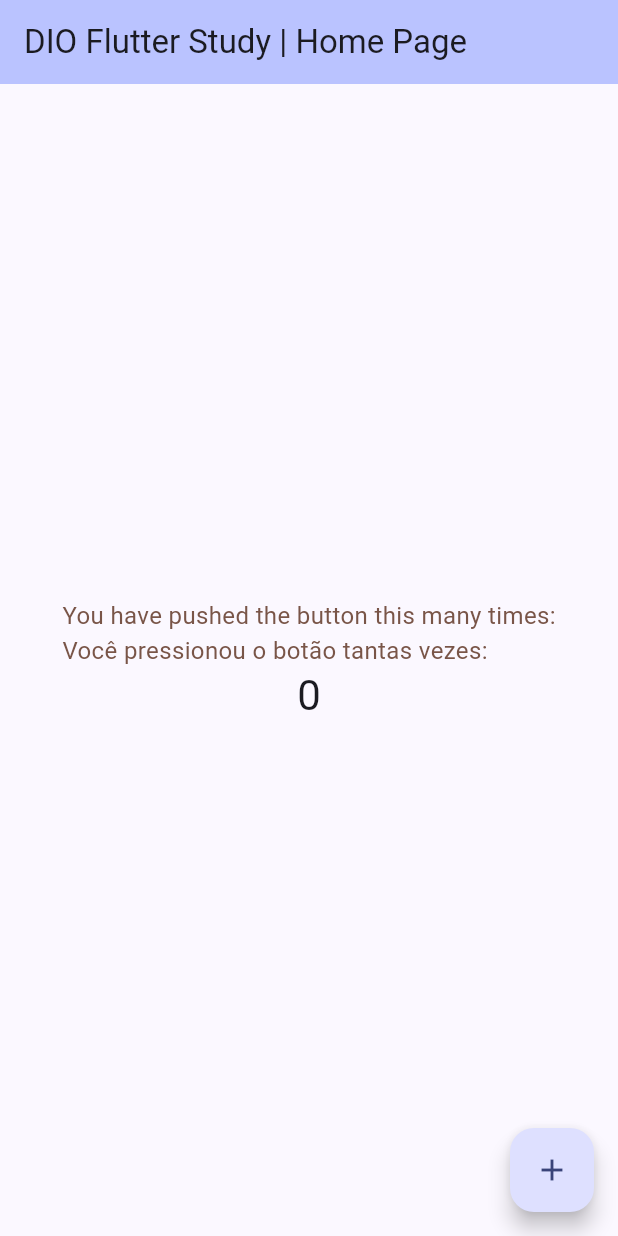
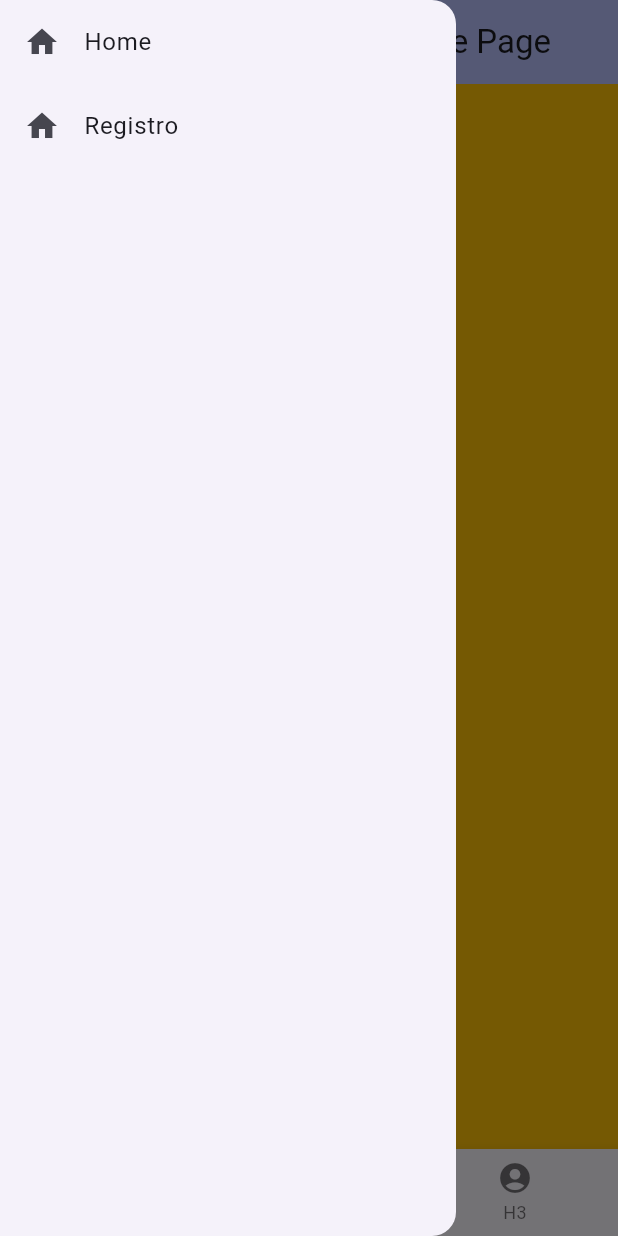
Before and after one commit to ricardoluz/dio-flutter, a Flutter app: the screen it shows after launch, with the side drawer open (before the commit the screen has no drawer), on a phone screen of 412 x 824 dp. Run offline on Flutter 3.47's test engine with Material 3 defaults, Android fonts, the phone set to English and light mode, and no system bars.

Commit message:
Using PageView and customizing AppBar

```diff
--- a/lib/main.dart
+++ b/lib/main.dart
@@ -1,121 +1,7 @@
 import 'package:flutter/material.dart';
 
+import 'my_app.dart';
+
 void main() {
-  runApp(const MyApp());
+  runApp(const MyApp() as Widget);
 }
-
-class MyApp extends StatelessWidget {
-  const MyApp({super.key});
-
-  // This widget is the root of your application.
-  @override
-  Widget build(BuildContext context) {
-    return MaterialApp(
-      title: 'DIO Flutter Study',
-      theme: ThemeData(
-        // This is the theme of your application.
-        //
-        // TRY THIS: Try running your application with "flutter run". You'll see
-        // the application has a blue toolbar. Then, without quitting the app,
-        // try changing the seedColor in the colorScheme below to Colors.green
-        // and then invoke "hot reload" (save your changes or press the "hot
-        // reload" button in a Flutter-supported IDE, or press "r" if you used
-        // the command line to start the app).
-        //
-        // Notice that the counter didn't reset back to zero; the application
-        // state is not lost during the reload. To reset the state, use hot
-        // restart instead.
-        //
-        // This works for code too, not just values: Most code changes can be
-        // tested with just a hot reload.
-        colorScheme: ColorScheme.fromSeed(seedColor: Colors.indigo),
-        useMaterial3: true,
-      ),
-      home: const MyHomePage(title: 'DIO Flutter Study | Home Page'),
-    );
-  }
-}
-
-class MyHomePage extends StatefulWidget {
-  const MyHomePage({super.key, required this.title});
-
-  // This widget is the home page of your application. It is stateful, meaning
-  // that it has a State object (defined below) that contains fields that affect
-  // how it looks.
-
-  // This class is the configuration for the state. It holds the values (in this
-  // case the title) provided by the parent (in this case the App widget) and
-  // used by the build method of the State. Fields in a Widget subclass are
-  // always marked "final".
-
-  final String title;
-
-  @override
-  State<MyHomePage> createState() => _MyHomePageState();
-}
-
-class _MyHomePageState extends State<MyHomePage> {
-  int _counter = 0;
-
-  void _incrementCounter() {
-    setState(() {
-      _counter++;
-    });
-  }
-
-  @override
-  Widget build(BuildContext context) {
-    // This method is rerun every time setState is called, for instance as done
-    // by the _incrementCounter method above.
-    //
-    // The Flutter framework has been optimized to make rerunning build methods
-    // fast, so that you can just rebuild anything that needs updating rather
-    // than having to individually change instances of widgets.
-    return Scaffold(
-      appBar: AppBar(
-        // TRY THIS: Try changing the color here to a specific color (to
-        // Colors.amber, perhaps?) and trigger a hot reload to see the AppBar
-        // change color while the other colors stay the same.
-        backgroundColor: Theme.of(context).colorScheme.inversePrimary,
-        // Here we take the value from the MyHomePage object that was created by
-        // the App.build method, and use it to set our appbar title.
-        title: Text(widget.title),
-      ),
-      body: Center(
-        // Center is a layout widget. It takes a single child and positions it
-        // in the middle of the parent.
-        child: Column(
-          // Column is also a layout widget. It takes a list of children and
-          // arranges them vertically. By default, it sizes itself to fit its
-          // children horizontally, and tries to be as tall as its parent.
-          //
-          // Column has various properties to control how it sizes itself and
-          // how it positions its children. Here we use mainAxisAlignment to
-          // center the children vertically; the main axis here is the vertical
-          // axis because Columns are vertical (the cross axis would be
-          // horizontal).
-          //
-          // TRY THIS: Invoke "debug painting" (choose the "Toggle Debug Paint"
-          // action in the IDE, or press "p" in the console), to see the
-          // wireframe for each widget.
-          mainAxisAlignment: MainAxisAlignment.center,
-          children: <Widget>[
-            const Text(
-              'You have pushed the button this many times:\nVocê pressionou o botão tantas vezes:',
-              style: TextStyle(color: Colors.brown, fontSize: 16.0),
-            ),
-            Text(
-              '$_counter',
-              style: Theme.of(context).textTheme.headlineMedium,
-            ),
-          ],
-        ),
-      ),
-      floatingActionButton: FloatingActionButton(
-        onPressed: _incrementCounter,
-        tooltip: 'Increment',
-        child: const Icon(Icons.add),
-      ), // This trailing comma makes auto-formatting nicer for build methods.
-    );
-  }
-}
--- /dev/null
+++ b/lib/my_app.dart
@@ -0,0 +1,32 @@
+import 'package:dio_flutter_study/screens/registrationData_screen.dart';
+import 'package:flutter/material.dart';
+
+import 'screens/home_screen.dart';
+
+class MyApp extends StatelessWidget {
+  const MyApp({super.key});
+
+  // This widget is the root of your application.
+  @override
+  Widget build(BuildContext context) {
+    return SafeArea(
+      child: MaterialApp(
+        title: 'DIO Flutter Study',
+        theme: ThemeData(
+          colorScheme: ColorScheme.fromSeed(seedColor: Colors.indigo),
+          useMaterial3: true,
+        ),
+        initialRoute: "home",
+        routes: {
+          "home": (context) => const MyHomePage(
+                title: 'DIO Flutter Study | Home Page',
+              ),
+          "registration": (context) => const RegistrationDataScreen(
+                title: "Registro",
+                data: [],
+              ),
+        },
+      ),
+    );
+  }
+}
--- /dev/null
+++ b/lib/screens/home_screen.dart
@@ -0,0 +1,64 @@
+import 'package:dio_flutter_study/screens/pageviews/pageview_01.dart';
+import 'package:dio_flutter_study/screens/pageviews/pageview_02.dart';
+import 'package:dio_flutter_study/screens/pageviews/pageview_03.dart';
+import 'package:dio_flutter_study/widgets/custom_AppBar.dart';
+import 'package:flutter/material.dart';
+
+class MyHomePage extends StatefulWidget {
+  const MyHomePage({super.key, required this.title});
+
+  final String title;
+
+  @override
+  State<MyHomePage> createState() => _MyHomePageState();
+}
+
+class _MyHomePageState extends State<MyHomePage> {
+  int currentPage = 0;
+  PageController pageController = PageController(initialPage: 0);
+
+  @override
+  Widget build(BuildContext context) {
+    return Scaffold(
+      // appBar: AppBar(
+      //   backgroundColor: Theme.of(context).colorScheme.inversePrimary,
+      //   title: Text(widget.title),
+      // ),
+      appBar: CustomAppbar(title: widget.title),
+      drawer: const CustomDrawer(),
+      body: Column(
+        children: [
+          Expanded(
+            child: PageView(
+              controller: pageController,
+              onPageChanged: (value) {
+                setState(() {
+                  currentPage = value;
+                });
+              },
+              children: const [
+                PageView01(),
+                PageView02(),
+                PageView03(),
+              ],
+            ),
+          ),
+          BottomNavigationBar(
+            currentIndex: currentPage,
+            onTap: (value) {
+              pageController.jumpToPage(value);
+            },
+            items: const [
+              BottomNavigationBarItem(
+                  label: "H1", icon: Icon(Icons.account_circle)),
+              BottomNavigationBarItem(
+                  label: "H2", icon: Icon(Icons.account_circle)),
+              BottomNavigationBarItem(
+                  label: "H3", icon: Icon(Icons.account_circle)),
+            ],
+          )
+        ],
+      ),
+    );
+  }
+}
--- /dev/null
+++ b/lib/screens/pageviews/pageview_01.dart
@@ -0,0 +1,20 @@
+import 'package:flutter/material.dart';
+
+class PageView01 extends StatefulWidget {
+  const PageView01({super.key});
+
+  @override
+  State<PageView01> createState() => _PageView01State();
+}
+
+class _PageView01State extends State<PageView01> {
+  @override
+  Widget build(BuildContext context) {
+    return Container(
+      color: Colors.amber,
+      child: const Center(
+        child: Text("Pag 1"),
+      ),
+    );
+  }
+}
--- /dev/null
+++ b/lib/widgets/custom_AppBar.dart
@@ -0,0 +1,59 @@
+import 'package:flutter/material.dart';
+
+class CustomAppbar extends StatelessWidget implements PreferredSizeWidget {
+  final String title;
+
+  const CustomAppbar({
+    super.key,
+    required this.title,
+  });
+
+  @override
+  Widget build(BuildContext context) {
+    return AppBar(
+      backgroundColor: Theme.of(context).colorScheme.inversePrimary,
+      title: Text(title),
+    );
+  }
+
+  @override
+  Size get preferredSize => const Size.fromHeight(kToolbarHeight);
+}
+
+class CustomDrawer extends StatelessWidget {
+  const CustomDrawer({
+    super.key,
+  });
+
+  @override
+  Widget build(BuildContext context) {
+    return Drawer(
+      child: ListView(
+        children: [
+          // ListTile(
+          //   leading: const Icon(Icons.logout),
+          //   title: const Text("Logout"),
+          //   onTap: () {
+          //     logout();
+          //   },
+          // ),
+          ListTile(
+            leading: const Icon(Icons.home),
+            title: const Text("Home"),
+            onTap: () {
+              Navigator.pushReplacementNamed(context, 'home');
+            },
+          ),
+          ListTile(
+            leading: const Icon(Icons.home),
+            title: const Text("Registro"),
+            onTap: () {
+              Navigator.pushReplacementNamed(context, 'registration');
+              // Navigator.pushNamed(context, "registration");
+            },
+          )
+        ],
+      ),
+    );
+  }
+}
--- a/pubspec.yaml
+++ b/pubspec.yaml
@@ -45,7 +45,7 @@ dev_dependencies:
   # activated in the `analysis_options.yaml` file located at the root of your
   # package. See that file for information about deactivating specific lint
   # rules and activating additional ones.
-  flutter_lints: ^2.0.0
+  flutter_lints: ^4.0.0
 
 # For information on the generic Dart part of this file, see the
 # following page: https://dart.dev/tools/pub/pubspec
```
Also changed, not shown: lib/screens/pageviews/pageview_02.dart (added, +20 -0 lines), lib/screens/pageviews/pageview_03.dart (added, +20 -0 lines), lib/screens/registrationData_screen.dart (added, +24 -0 lines), pubspec.lock.
